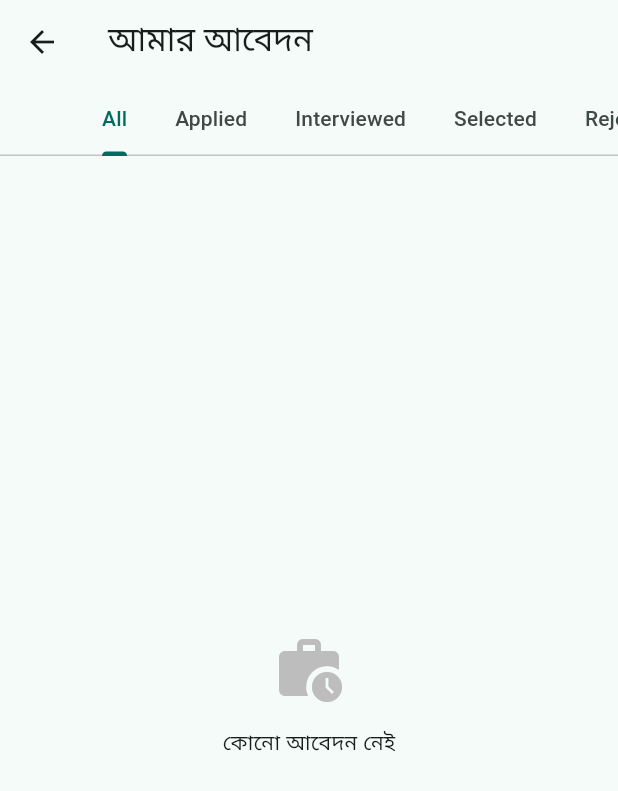
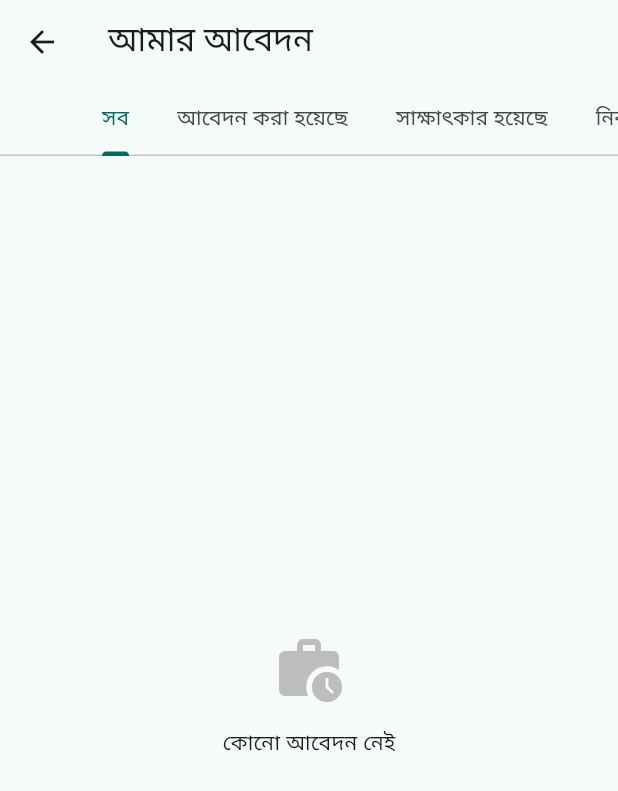
Before and after one commit to Habibur-Rahman-KUET-09/Job-Circular-Agreegator-, a Flutter app: the ApplicationsScreen screen opened directly, on a phone screen of 412 x 824 dp. Shown: the top 791 px of the screen. Run offline on Flutter 3.47's test engine with Material 3 defaults, Android fonts, the phone set to English and light mode, and no system bars; our stand-ins replace cloud_firestore, firebase_auth, firebase_core, firebase_messaging, flutter_local_notifications, google_sign_in and 2 more; accounts and stored records are empty.

Commit message:
Show categories, job types and statuses in Bangla/English
Screens printed raw enum names (it, fullTime, INTERVIEWSCHEDULED), and the
applications tabs, status menu, notification times and quiet-hours dialog
were hardcoded English. Labels now come from Strings, with a test that
every enum value has its own label in both languages.

Co-Authored-By: Claude Opus 5.5 <noreply@anthropic.com>
Claude-Session: https://claude.ai/code/session_01D5VTTbiAkjZrLBvbSQEf7i

```diff
--- a/lib/l10n/strings.dart
+++ b/lib/l10n/strings.dart
@@ -1,6 +1,8 @@
 import 'package:flutter/widgets.dart';
 import 'package:provider/provider.dart';
 
+import '../models/application.dart';
+import '../models/job.dart';
 import 'locale_provider.dart';
 
 /// Every user-facing string in the app, in Bangla and English. Screens read
@@ -166,4 +168,58 @@ class Strings {
   String get jobApproved => _t('চাকরি অনুমোদিত হয়েছে', 'Job approved');
   String get jobRejected => _t('চাকরি বাতিল করা হয়েছে', 'Job rejected');
   String sourceLabel(String source) => _t('উৎস: $source', 'Source: $source');
+
+  // ---- Enum labels ----
+  String categoryLabel(JobCategory category) => switch (category) {
+        JobCategory.govt => _t('সরকারি', 'Government'),
+        JobCategory.bank => _t('ব্যাংক', 'Bank'),
+        JobCategory.ngo => _t('এনজিও', 'NGO'),
+        JobCategory.it => _t('আইটি', 'IT'),
+        JobCategory.private => _t('বেসরকারি', 'Private'),
+        JobCategory.finance => _t('অর্থ ও হিসাব', 'Finance'),
+        JobCategory.healthcare => _t('স্বাস্থ্যসেবা', 'Healthcare'),
+        JobCategory.education => _t('শিক্ষা', 'Education'),
+        JobCategory.sales => _t('বিক্রয়', 'Sales'),
+        JobCategory.marketing => _t('মার্কেটিং', 'Marketing'),
+        JobCategory.operations => _t('অপারেশনস', 'Operations'),
+        JobCategory.hr => _t('মানবসম্পদ', 'HR'),
+        JobCategory.other => _t('অন্যান্য', 'Other'),
+      };
+
+  String jobTypeLabel(JobType type) => switch (type) {
+        JobType.fullTime => _t('পূর্ণকালীন', 'Full-time'),
+        JobType.partTime => _t('খণ্ডকালীন', 'Part-time'),
+        JobType.contract => _t('চুক্তিভিত্তিক', 'Contract'),
+        JobType.temporary => _t('অস্থায়ী', 'Temporary'),
+        JobType.internship => _t('ইন্টার্নশিপ', 'Internship'),
+        JobType.freelance => _t('ফ্রিল্যান্স', 'Freelance'),
+      };
+
+  String applicationStatusLabel(ApplicationStatus status) => switch (status) {
+        ApplicationStatus.draft => _t('খসড়া', 'Draft'),
+        ApplicationStatus.submitted => _t('আবেদন করা হয়েছে', 'Applied'),
+        ApplicationStatus.viewed => _t('দেখা হয়েছে', 'Viewed'),
+        ApplicationStatus.shortlisted => _t('সংক্ষিপ্ত তালিকায়', 'Shortlisted'),
+        ApplicationStatus.interviewScheduled => _t('সাক্ষাৎকার নির্ধারিত', 'Interview scheduled'),
+        ApplicationStatus.interviewed => _t('সাক্ষাৎকার হয়েছে', 'Interviewed'),
+        ApplicationStatus.selected => _t('নির্বাচিত', 'Selected'),
+        ApplicationStatus.rejected => _t('প্রত্যাখ্যাত', 'Rejected'),
+        ApplicationStatus.withdrawn => _t('প্রত্যাহার করা হয়েছে', 'Withdrawn'),
+        ApplicationStatus.onHold => _t('স্থগিত', 'On hold'),
+      };
+
+  String get allApplications => _t('সব', 'All');
+  String interviewAt(String date, String? time) =>
+      time == null || time.isEmpty ? date : _t('$date, $time', '$date at $time');
+
+  // ---- Relative time ----
+  String get justNow => _t('এইমাত্র', 'Just now');
+  String minutesAgo(int n) => _t('$n মিনিট আগে', '${n}m ago');
+  String hoursAgo(int n) => _t('$n ঘণ্টা আগে', '${n}h ago');
+  String daysAgo(int n) => _t('$n দিন আগে', '${n}d ago');
+
+  // ---- Quiet hours dialog ----
+  String get quietHoursStartTitle => _t('নিরব সময় শুরু', 'Quiet hours start');
+  String get quietHoursEndTitle => _t('নিরব সময় শেষ', 'Quiet hours end');
+  String get done => _t('সম্পন্ন', 'Done');
 }
--- a/lib/screens/applications_screen.dart
+++ b/lib/screens/applications_screen.dart
@@ -15,12 +15,17 @@ class ApplicationsScreen extends StatefulWidget {
 class _ApplicationsScreenState extends State<ApplicationsScreen>
     with SingleTickerProviderStateMixin {
   late TabController _tabController;
-  final List<String> _tabs = ['All', 'Applied', 'Interviewed', 'Selected', 'Rejected'];
+  static const _statusTabs = [
+    ApplicationStatus.submitted,
+    ApplicationStatus.interviewed,
+    ApplicationStatus.selected,
+    ApplicationStatus.rejected,
+  ];
 
   @override
   void initState() {
     super.initState();
-    _tabController = TabController(length: _tabs.length, vsync: this);
+    _tabController = TabController(length: _statusTabs.length + 1, vsync: this);
     Future.microtask(() {
       context.read<ApplicationProvider>().fetchApplications();
     });
@@ -47,7 +52,10 @@ class _ApplicationsScreenState extends State<ApplicationsScreen>
         bottom: TabBar(
           controller: _tabController,
           isScrollable: true,
-          tabs: _tabs.map((tab) => Tab(text: tab)).toList(),
+          tabs: [
+            Tab(text: s.allApplications),
+            for (final status in _statusTabs) Tab(text: s.applicationStatusLabel(status)),
+          ],
         ),
       ),
       body: isLoading && applications.isEmpty
@@ -78,10 +86,8 @@ class _ApplicationsScreenState extends State<ApplicationsScreen>
                   controller: _tabController,
                   children: [
                     _buildApplicationsList(s, applications, appProvider),
-                    _buildStatusList(s, applications, 'submitted', appProvider),
-                    _buildStatusList(s, applications, 'interviewed', appProvider),
-                    _buildStatusList(s, applications, 'selected', appProvider),
-                    _buildStatusList(s, applications, 'rejected', appProvider),
+                    for (final status in _statusTabs)
+                      _buildStatusList(s, applications, status, appProvider),
                   ],
                 ),
     );
@@ -127,11 +133,11 @@ class _ApplicationsScreenState extends State<ApplicationsScreen>
   Widget _buildStatusList(
     Strings s,
     List<Application> applications,
-    String status,
+    ApplicationStatus status,
     ApplicationProvider provider,
   ) {
     final filtered = applications
-        .where((app) => app.status.name == status)
+        .where((app) => app.status == status)
         .toList();
 
     if (filtered.isEmpty) {
@@ -202,7 +208,7 @@ class ApplicationCard extends StatelessWidget {
                 ),
                 Chip(
                   label: Text(
-                    application.status.name.toUpperCase(),
+                    s.applicationStatusLabel(application.status),
                     style: const TextStyle(fontSize: 10),
                   ),
                   backgroundColor: statusColor,
@@ -244,7 +250,7 @@ class ApplicationCard extends StatelessWidget {
                                 ),
                           ),
                           Text(
-                            '${_formatDate(application.interviewDate!)} at ${application.interviewTime}',
+                            s.interviewAt(_formatDate(application.interviewDate!), application.interviewTime),
                             style: Theme.of(context).textTheme.bodySmall,
                           ),
                         ],
@@ -285,41 +291,22 @@ class ApplicationCard extends StatelessWidget {
   }
 
   void _showStatusMenu(BuildContext context) {
+    final s = Strings.read(context);
     showModalBottomSheet(
       context: context,
-      builder: (context) => Container(
+      builder: (sheetContext) => Container(
         padding: const EdgeInsets.all(16),
         child: Column(
           mainAxisSize: MainAxisSize.min,
           children: [
-            ListTile(
-              title: const Text('Applied'),
-              onTap: () {
-                onStatusChange(ApplicationStatus.submitted);
-                Navigator.pop(context);
-              },
-            ),
-            ListTile(
-              title: const Text('Interviewed'),
-              onTap: () {
-                onStatusChange(ApplicationStatus.interviewed);
-                Navigator.pop(context);
-              },
-            ),
-            ListTile(
-              title: const Text('Selected'),
-              onTap: () {
-                onStatusChange(ApplicationStatus.selected);
-                Navigator.pop(context);
-              },
-            ),
-            ListTile(
-              title: const Text('Rejected'),
-              onTap: () {
-                onStatusChange(ApplicationStatus.rejected);
-                Navigator.pop(context);
-              },
-            ),
+            for (final status in _ApplicationsScreenState._statusTabs)
+              ListTile(
+                title: Text(s.applicationStatusLabel(status)),
+                onTap: () {
+                  onStatusChange(status);
+                  Navigator.pop(sheetContext);
+                },
+              ),
           ],
         ),
       ),
--- a/lib/screens/home_screen.dart
+++ b/lib/screens/home_screen.dart
@@ -337,7 +337,7 @@ class JobCard extends StatelessWidget {
                     ),
                   ),
                   Chip(
-                    label: Text(job.category.name),
+                    label: Text(Strings.of(context).categoryLabel(job.category)),
                   ),
                 ],
               ),
@@ -471,7 +471,7 @@ class _FilterDialogState extends State<FilterDialog> {
               items: JobCategory.values.map((cat) {
                 return DropdownMenuItem(
                   value: cat,
-                  child: Text(cat.name),
+                  child: Text(s.categoryLabel(cat)),
                 );
               }).toList(),
               onChanged: (value) => setState(() => _category = value),
--- a/lib/screens/job_details_screen.dart
+++ b/lib/screens/job_details_screen.dart
@@ -72,12 +72,12 @@ class _JobDetailsScreenState extends State<JobDetailsScreen> {
                 spacing: 8,
                 children: [
                   Chip(
-                    label: Text(widget.job.category.name),
+                    label: Text(s.categoryLabel(widget.job.category)),
                     avatar: const Icon(Icons.work, size: 18),
                   ),
                   if (widget.job.jobType != null)
                     Chip(
-                      label: Text(widget.job.jobType!.name),
+                      label: Text(s.jobTypeLabel(widget.job.jobType!)),
                     ),
                   Chip(
                     label: Text(widget.job.location),
```
Also changed, not shown: lib/screens/notification_center_screen.dart (+7 -6 lines), lib/screens/notification_settings_screen.dart (+6 -6 lines), 1 other file.
